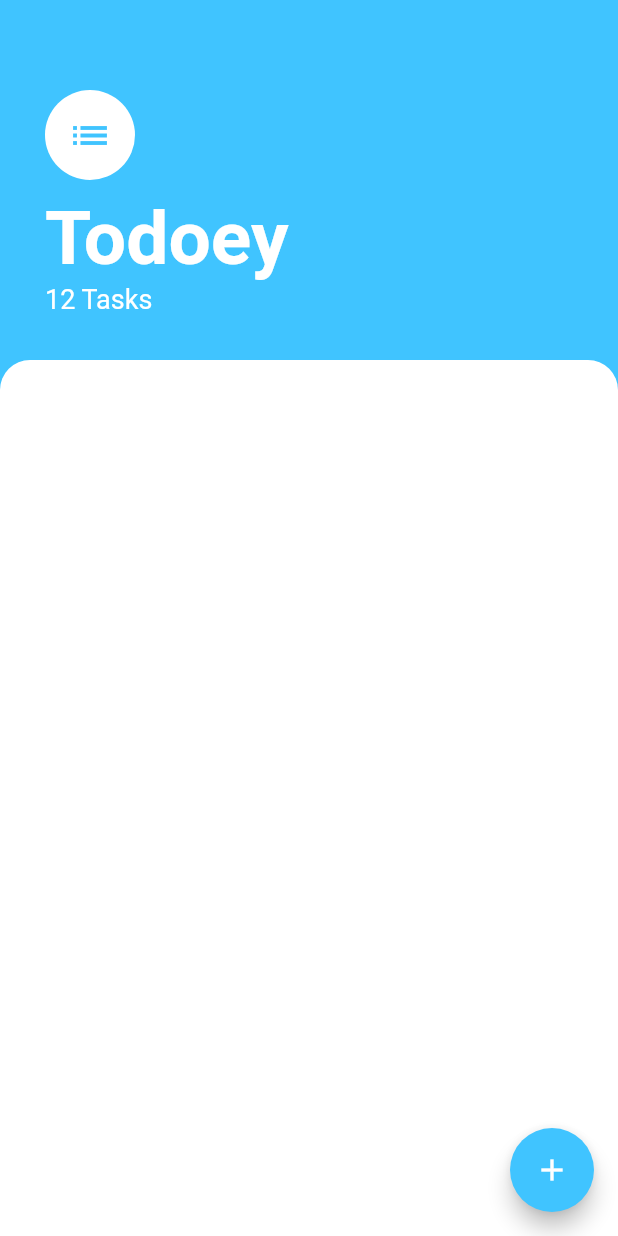
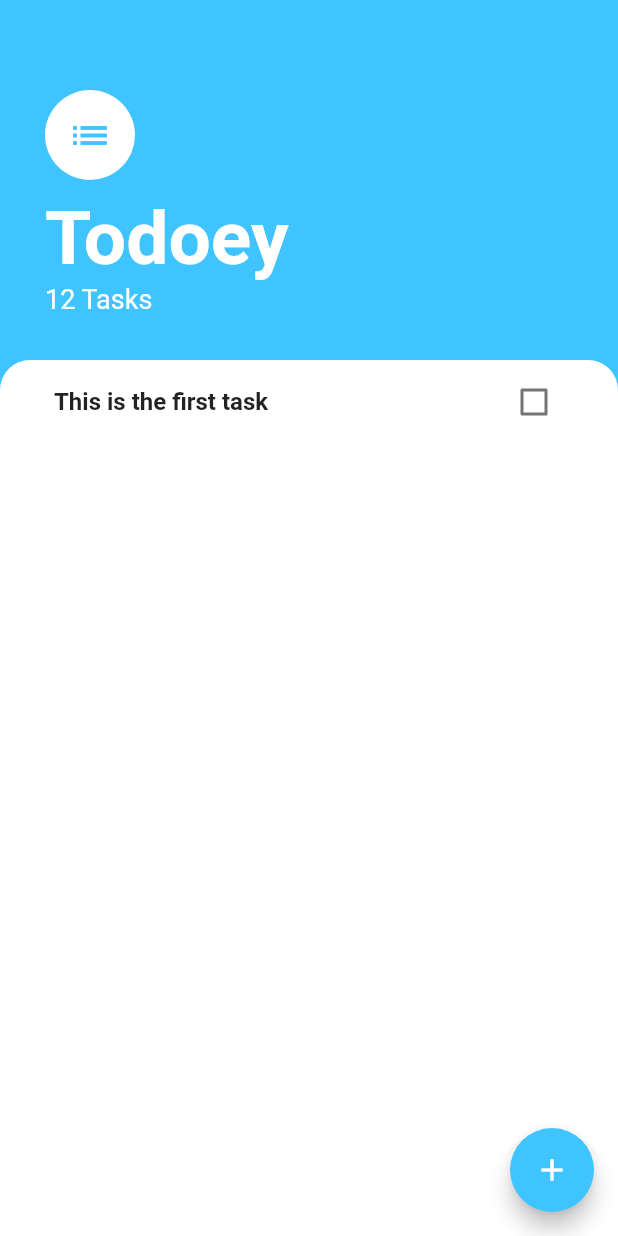
Before and after one commit to TjandraD/todoey, a Flutter app: the screen it shows after launch, on a phone screen of 412 x 824 dp. Run offline on Flutter 3.47's test engine with Material 2 defaults, Android fonts, the phone set to English and light mode, and no system bars.

Commit message:
feat: Create TasksList and TaskTile for the to-do items

```diff
--- a/lib/screens/tasks_screen.dart
+++ b/lib/screens/tasks_screen.dart
@@ -1,4 +1,5 @@
 import 'package:flutter/material.dart';
+import 'package:todoey/screens/widgets/tasks_list.dart';
 
 class TasksScreen extends StatelessWidget {
   const TasksScreen({Key? key}) : super(key: key);
@@ -54,6 +55,7 @@ class TasksScreen extends StatelessWidget {
           ),
           Expanded(
             child: Container(
+              padding: const EdgeInsets.symmetric(horizontal: 20.0),
               decoration: const BoxDecoration(
                 color: Colors.white,
                 borderRadius: BorderRadius.only(
@@ -61,6 +63,7 @@ class TasksScreen extends StatelessWidget {
                   topRight: Radius.circular(20.0),
                 ),
               ),
+              child: TasksList(),
             ),
           ),
         ],
--- /dev/null
+++ b/lib/screens/widgets/task_tile.dart
@@ -0,0 +1,22 @@
+import 'package:flutter/material.dart';
+
+class TaskTile extends StatelessWidget {
+  const TaskTile({
+    Key? key,
+  }) : super(key: key);
+
+  @override
+  Widget build(BuildContext context) {
+    return CheckboxListTile(
+      title: const Text(
+        "This is the first task",
+        style: TextStyle(
+          fontWeight: FontWeight.w600,
+        ),
+      ),
+      controlAffinity: ListTileControlAffinity.trailing,
+      value: false,
+      onChanged: (value) {},
+    );
+  }
+}
--- /dev/null
+++ b/lib/screens/widgets/tasks_list.dart
@@ -0,0 +1,17 @@
+import 'package:flutter/material.dart';
+import 'package:todoey/screens/widgets/task_tile.dart';
+
+class TasksList extends StatelessWidget {
+  const TasksList({
+    Key? key,
+  }) : super(key: key);
+
+  @override
+  Widget build(BuildContext context) {
+    return ListView(
+      children: [
+        TaskTile(),
+      ],
+    );
+  }
+}
```
Also changed, not shown: 2 other files.
